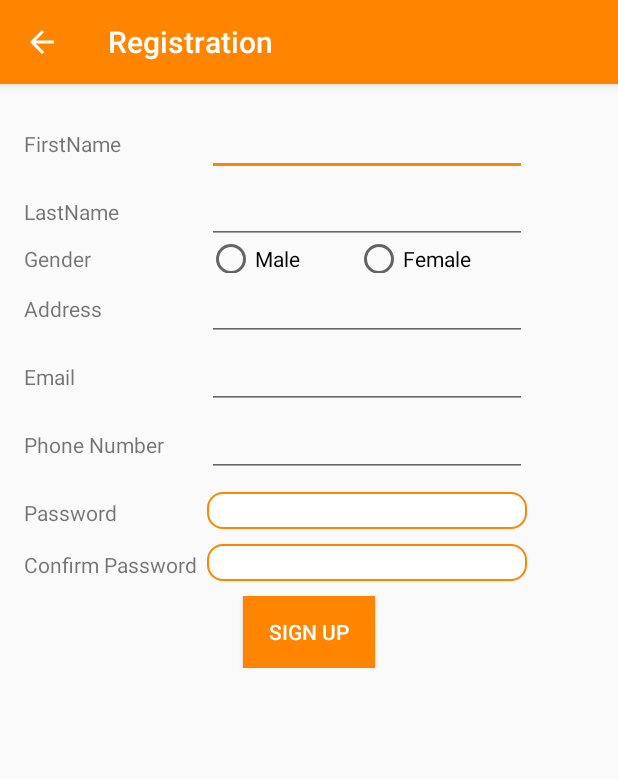
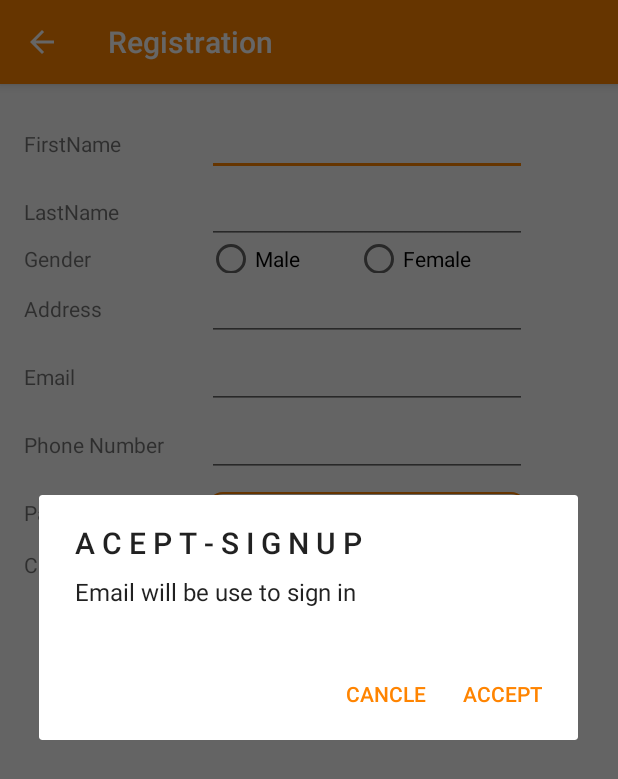
Before and after one commit to zabc995/HelpMe, an Android app: the RegistrationActivity screen opened directly, with no data from a screen before it, after a tap on "SIGN UP", on a phone screen of 412 x 824 dp. Shown: the top 779 px of the screen. Run offline under Robolectric (Android 15) with nearby library versions, the phone set to English and light mode, and no system bars; our stand-ins replace Firebase (no records; nobody signed in at launch, a user with empty details on screens opened directly).

```diff
--- a/app/src/main/java/com/gethelp/huyngh/helpmedemo/RegistrationActivity.java
+++ b/app/src/main/java/com/gethelp/huyngh/helpmedemo/RegistrationActivity.java
@@ -37,7 +37,6 @@ public class RegistrationActivity extends AppCompatActivity {
     FirebaseDatabase firebaseDatabase;
     DatabaseReference databaseAccount;
 
-    List<Account> accountList;
     @Override
     protected void onCreate(Bundle savedInstanceState) {
         super.onCreate(savedInstanceState);
@@ -47,26 +46,26 @@ public class RegistrationActivity extends AppCompatActivity {
         setContentView(R.layout.activity_registration);
 
         //Tạo một nút account mới, trả về giá trị khóa duy nhất
-        String accountId = databaseAccount.push().getKey();
+        //String accountId = databaseAccount.push().getKey();
 
-
+        //Thiết lập Button Sign
+        btnSignUp = (Button) findViewById(R.id.btnSignUp);
 
         btnSignUp.setOnClickListener(new View.OnClickListener() {
             @Override
             public void onClick(View v) {
-
+                handleSignUp();
             }
         });
     }
 
-    public void handleSignUp(View view) {
+    public void handleSignUp() {
         //Thiết lập dialog
         final AlertDialog.Builder dialog = new AlertDialog.Builder(this);
-        dialog.setTitle("S I G N U P");
-        dialog.setMessage("Please use email to register");
+        dialog.setTitle("A C E P T - S I G N U P");
+        dialog.setMessage("Email will be use to sign in");
 
         //Thiết lập các view control
-        btnSignUp = (Button) findViewById(R.id.btnSignUp);
         rdbGenderMale = (RadioButton) findViewById(R.id.rdbMale);
         rdbGenderFemale = (RadioButton) findViewById(R.id.rdbFemale);
         edtFirstName = (EditText) findViewById(R.id.edtFirstName);
@@ -80,14 +79,14 @@ public class RegistrationActivity extends AppCompatActivity {
 
         //Lấy Gender
         final Boolean Gender;
-        if(rdbGenderFemale.isChecked() == true & rdbGenderMale.isChecked() == false)
+        if(rdbGenderFemale.isChecked() == true && rdbGenderMale.isChecked() == false)
             Gender = false;
         else
             Gender = true;
 
 
         //Thiết lập Button
-        dialog.setPositiveButton("+", new DialogInterface.OnClickListener() {
+        dialog.setPositiveButton("ACCEPT", new DialogInterface.OnClickListener() {
             @Override
             public void onClick(DialogInterface dialogInterface, int which) {
                 dialogInterface.dismiss();
@@ -139,7 +138,7 @@ public class RegistrationActivity extends AppCompatActivity {
                                 account.setGender(Gender);
 
                                 //Dùng email làm key
-                                databaseAccount.child(firebaseAuth.getCurrentUser().getUid())
+                                databaseAccount.child(account.getMail())
                                         .setValue(account)
                                         .addOnSuccessListener(new OnSuccessListener<Void>() {
                                             @Override
@@ -166,5 +165,13 @@ public class RegistrationActivity extends AppCompatActivity {
                         });
             }
         });
+        dialog.setNegativeButton("CANCLE", new DialogInterface.OnClickListener() {
+            @Override
+            public void onClick(DialogInterface dialogInterface, int which) {
+                dialogInterface.dismiss();
+            }
+        });
+
+        dialog.show();
     }
 }
--- a/app/src/main/res/layout/activity_registration.xml
+++ b/app/src/main/res/layout/activity_registration.xml
@@ -201,7 +201,6 @@
 
         <Button
             android:id="@+id/btnSignUp"
-            android:onClick="handleSignUp"
             android:layout_width="wrap_content"
             android:layout_height="wrap_content"
             android:layout_gravity="center"
```
